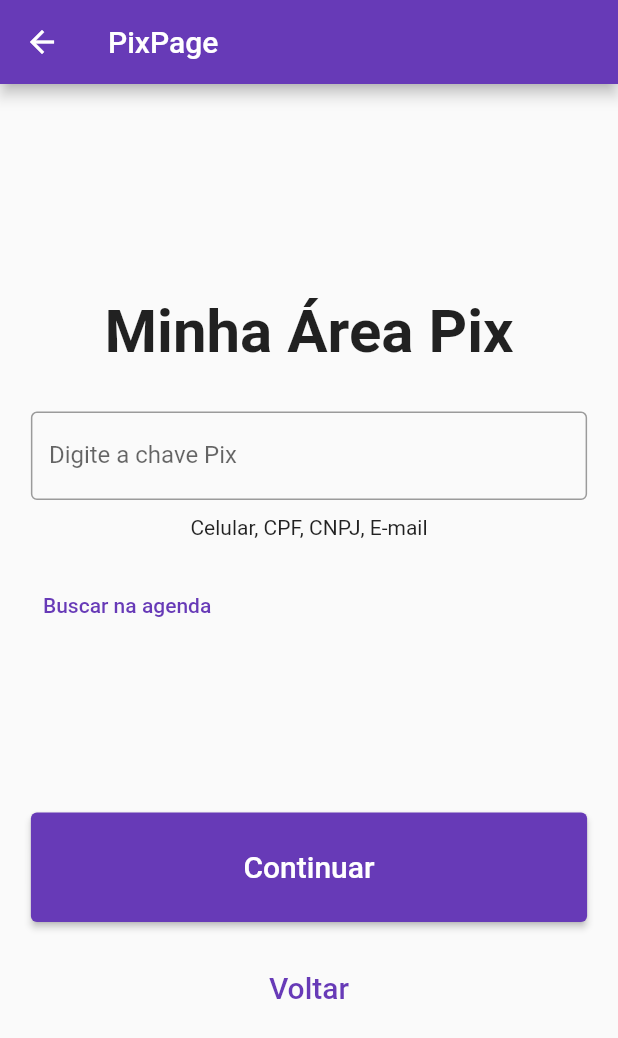
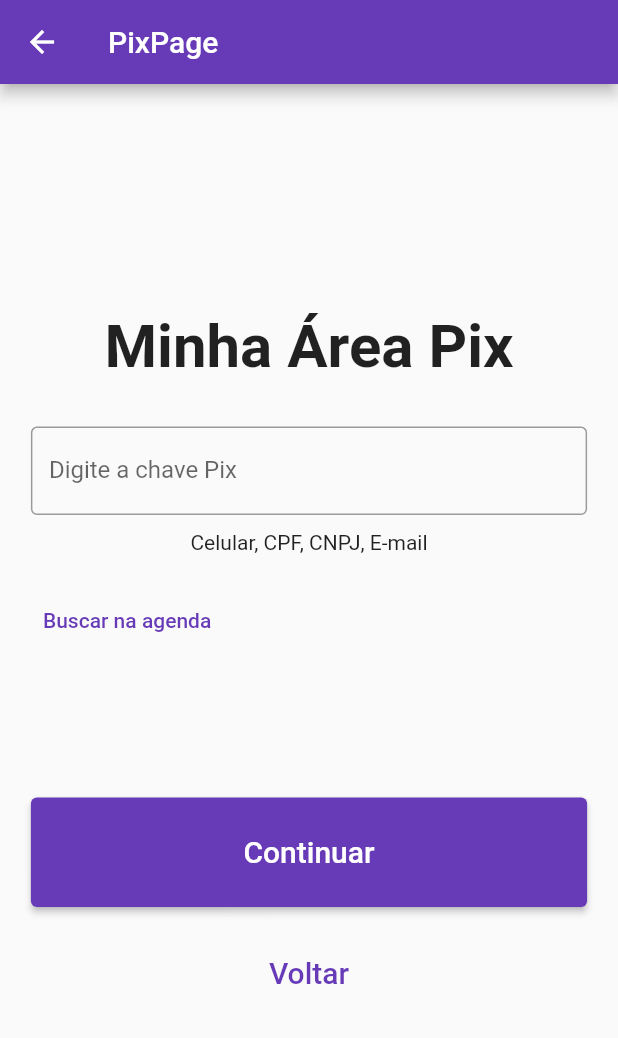
Before and after one commit to mechztcc/digibank, a Flutter app: the PixPage screen opened by its route, on a phone screen of 412 x 824 dp. Shown: the top 1038 px of the screen. Run offline on Flutter 3.47's test engine with Material 2 defaults, Android fonts, the phone set to English and light mode, and no system bars; our stand-ins replace flutter_modular.

Commit message:
fix: pix area

```diff
--- a/lib/app/modules/pix/pages/pix_page.dart
+++ b/lib/app/modules/pix/pages/pix_page.dart
@@ -62,9 +62,6 @@
               ),
             ),
           ),
-          const SizedBox(
-            height: 20,
-          ),
           FractionallySizedBox(
             widthFactor: 0.9,
             child: ElevatedButton(
```
